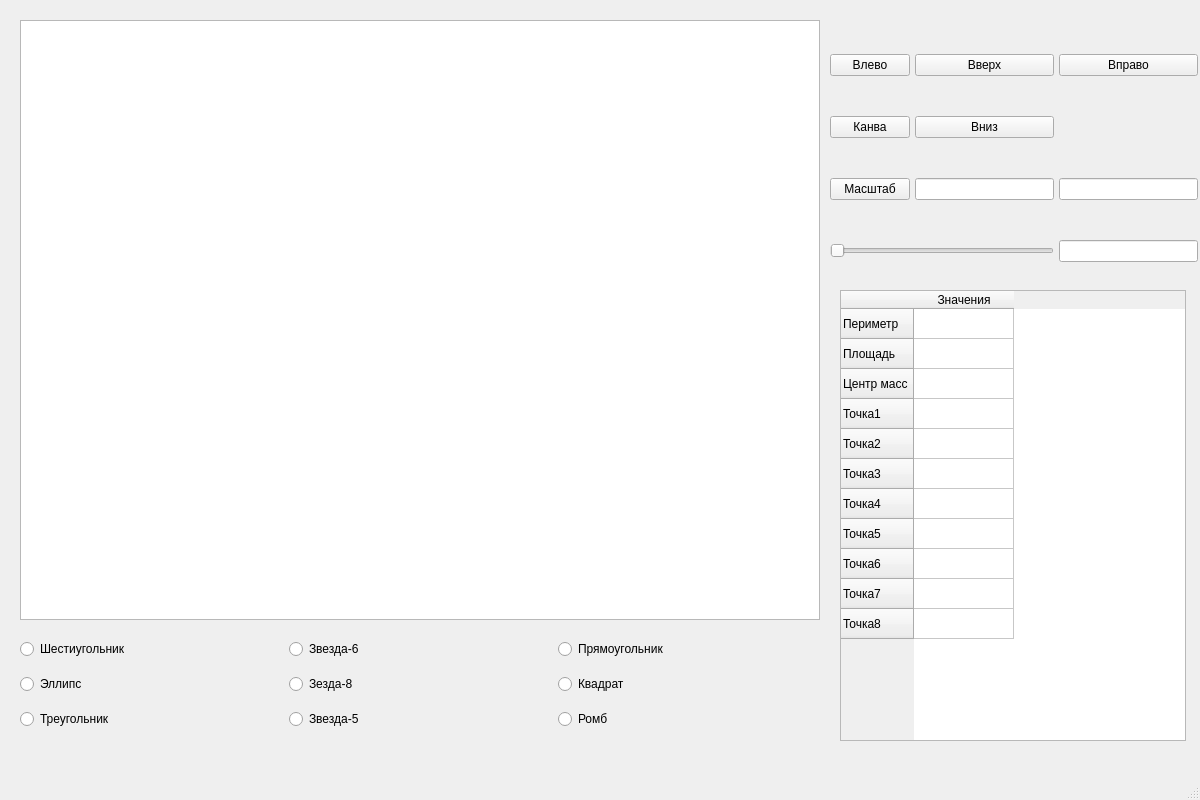
This is mainwindow.ui in keptyouwaitinghuh/Figures as Qt 5 draws it before an edit. The edited form follows.
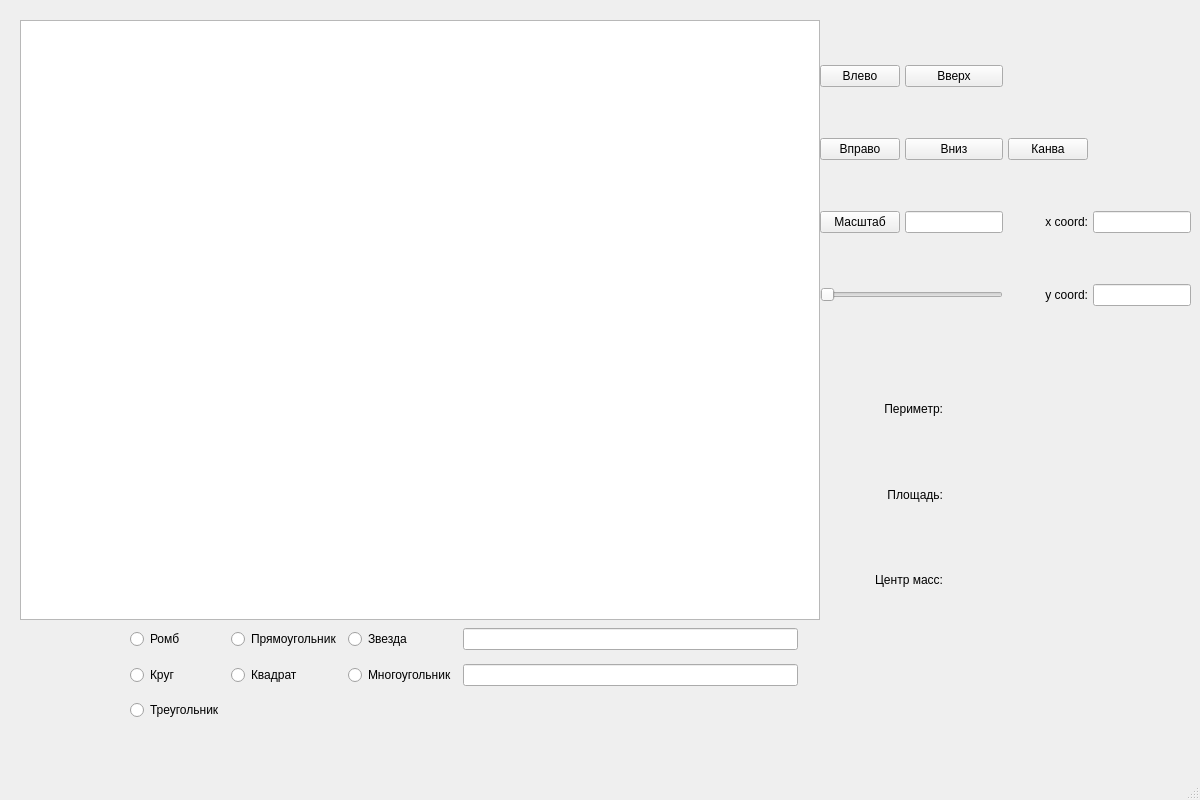
This is the edited form.

```diff
--- a/mainwindow.ui
+++ b/mainwindow.ui
@@ -27,111 +27,92 @@
    <widget class="QWidget" name="gridLayoutWidget">
     <property name="geometry">
      <rect>
-      <x>20</x>
-      <y>630</y>
-      <width>801</width>
+      <x>130</x>
+      <y>620</y>
+      <width>668</width>
       <height>111</height>
      </rect>
     </property>
     <layout class="QGridLayout" name="gridLayout">
+     <item row="0" column="2">
+      <widget class="QRadioButton" name="radioStar">
+       <property name="text">
+        <string>Звезда</string>
+       </property>
+      </widget>
+     </item>
      <item row="1" column="0">
       <widget class="QRadioButton" name="radioEllipse">
        <property name="text">
-        <string>Эллипс</string>
+        <string>Круг</string>
+       </property>
+      </widget>
+     </item>
+     <item row="2" column="0">
+      <widget class="QRadioButton" name="radioTriangle">
+       <property name="text">
+        <string>Треугольник</string>
+       </property>
+      </widget>
+     </item>
+     <item row="0" column="4">
+      <widget class="QLineEdit" name="lineStar"/>
+     </item>
+     <item row="0" column="1">
+      <widget class="QRadioButton" name="radioRect">
+       <property name="text">
+        <string>Прямоугольник</string>
        </property>
       </widget>
      </item>
      <item row="1" column="2">
+      <widget class="QRadioButton" name="radioPolygon">
+       <property name="text">
+        <string>Многоугольник</string>
+       </property>
+      </widget>
+     </item>
+     <item row="1" column="1">
       <widget class="QRadioButton" name="radioSquare">
        <property name="text">
         <string>Квадрат</string>
        </property>
       </widget>
      </item>
-     <item row="2" column="2">
+     <item row="1" column="4">
+      <widget class="QLineEdit" name="linePolygon"/>
+     </item>
+     <item row="0" column="0">
       <widget class="QRadioButton" name="radioRhomb">
        <property name="text">
         <string>Ромб</string>
        </property>
       </widget>
      </item>
-     <item row="0" column="2">
-      <widget class="QRadioButton" name="radioRect">
-       <property name="text">
-        <string>Прямоугольник</string>
-       </property>
-      </widget>
-     </item>
-     <item row="0" column="1">
-      <widget class="QRadioButton" name="radioStar6">
-       <property name="text">
-        <string>Звезда-6</string>
-       </property>
-      </widget>
-     </item>
-     <item row="1" column="1">
-      <widget class="QRadioButton" name="radioStar8">
-       <property name="text">
-        <string>Зезда-8</string>
-       </property>
-      </widget>
-     </item>
-     <item row="2" column="1">
-      <widget class="QRadioButton" name="radioStar5">
-       <property name="text">
-        <string>Звезда-5</string>
-       </property>
-      </widget>
-     </item>
-     <item row="2" column="0">
-      <widget class="QRadioButton" name="radioTriangle">
-       <property name="text">
-        <string>Треугольник</string>
-       </property>
-      </widget>
-     </item>
-     <item row="0" column="0">
-      <widget class="QRadioButton" name="radioHex">
-       <property name="text">
-        <string>Шестиугольник</string>
-       </property>
-      </widget>
-     </item>
     </layout>
    </widget>
    <widget class="QWidget" name="gridLayoutWidget_2">
     <property name="geometry">
      <rect>
-      <x>830</x>
+      <x>820</x>
       <y>20</y>
-      <width>368</width>
-      <height>278</height>
+      <width>371</width>
+      <height>331</height>
      </rect>
     </property>
     <layout class="QGridLayout" name="gridLayout_2">
      <property name="horizontalSpacing">
       <number>5</number>
      </property>
-     <item row="0" column="0">
-      <widget class="QPushButton" name="pushLeft">
+     <item row="1" column="2">
+      <widget class="QPushButton" name="pushCanvas">
        <property name="text">
-        <string>Влево</string>
+        <string>Канва</string>
        </property>
       </widget>
      </item>
-     <item row="0" column="2">
-      <widget class="QPushButton" name="pushRight">
-       <property name="text">
-        <string>Вправо</string>
-       </property>
-      </widget>
-     </item>
-     <item row="1" column="1">
-      <widget class="QPushButton" name="pushDown">
-       <property name="text">
-        <string>Вниз</string>
-       </property>
-      </widget>
+     <item row="3" column="3">
+      <widget class="QLineEdit" name="lineY"/>
      </item>
      <item row="0" column="1">
       <widget class="QPushButton" name="pushUp">
@@ -140,6 +121,23 @@
        </property>
       </widget>
      </item>
+     <item row="2" column="0">
+      <widget class="QPushButton" name="pushScale">
+       <property name="text">
+        <string>Масштаб</string>
+       </property>
+      </widget>
+     </item>
+     <item row="3" column="2">
+      <widget class="QLabel" name="label_2">
+       <property name="text">
+        <string>y coord:</string>
+       </property>
+       <property name="alignment">
+        <set>Qt::AlignRight|Qt::AlignTrailing|Qt::AlignVCenter</set>
+       </property>
+      </widget>
+     </item>
      <item row="3" column="0" colspan="2">
       <widget class="QSlider" name="horizontalSlider">
        <property name="whatsThis">
@@ -151,109 +149,115 @@
       </widget>
      </item>
      <item row="1" column="0">
-      <widget class="QPushButton" name="pushCanvas">
+      <widget class="QPushButton" name="pushRight">
        <property name="text">
-        <string>Канва</string>
+        <string>Вправо</string>
        </property>
       </widget>
      </item>
-     <item row="2" column="0">
-      <widget class="QPushButton" name="pushScale">
+     <item row="0" column="0">
+      <widget class="QPushButton" name="pushLeft">
        <property name="text">
-        <string>Масштаб</string>
+        <string>Влево</string>
        </property>
       </widget>
      </item>
      <item row="2" column="1">
       <widget class="QLineEdit" name="lineScale"/>
      </item>
-     <item row="2" column="2">
+     <item row="1" column="1">
+      <widget class="QPushButton" name="pushDown">
+       <property name="text">
+        <string>Вниз</string>
+       </property>
+      </widget>
+     </item>
+     <item row="2" column="3">
       <widget class="QLineEdit" name="lineX"/>
      </item>
-     <item row="3" column="2">
-      <widget class="QLineEdit" name="lineY"/>
+     <item row="2" column="2">
+      <widget class="QLabel" name="label">
+       <property name="text">
+        <string>x coord:</string>
+       </property>
+       <property name="alignment">
+        <set>Qt::AlignRight|Qt::AlignTrailing|Qt::AlignVCenter</set>
+       </property>
+      </widget>
      </item>
     </layout>
    </widget>
-   <widget class="QTableWidget" name="table">
+   <widget class="QWidget" name="gridLayoutWidget_3">
     <property name="geometry">
      <rect>
-      <x>840</x>
-      <y>290</y>
-      <width>346</width>
-      <height>451</height>
+      <x>820</x>
+      <y>369</y>
+      <width>251</width>
+      <height>251</height>
      </rect>
     </property>
-    <row>
-     <property name="text">
-      <string>Периметр</string>
-     </property>
-    </row>
-    <row>
-     <property name="text">
-      <string>Площадь</string>
-     </property>
-    </row>
-    <row>
-     <property name="text">
-      <string>Центр масс</string>
-     </property>
-    </row>
-    <row>
-     <property name="text">
-      <string>Точка1</string>
-     </property>
-    </row>
-    <row>
-     <property name="text">
-      <string>Точка2</string>
-     </property>
-    </row>
-    <row>
-     <property name="text">
-      <string>Точка3</string>
-     </property>
-    </row>
-    <row>
-     <property name="text">
-      <string>Точка4</string>
-     </property>
-    </row>
-    <row>
-     <property name="text">
-      <string>Точка5</string>
-     </property>
-    </row>
-    <row>
-     <property name="text">
-      <string>Точка6</string>
-     </property>
-    </row>
-    <row>
-     <property name="text">
-      <string>Точка7</string>
-     </property>
-    </row>
-    <row>
-     <property name="text">
-      <string>Точка8</string>
-     </property>
-    </row>
-    <column>
-     <property name="text">
-      <string>Значения</string>
-     </property>
-    </column>
-    <item row="0" column="0">
-     <property name="text">
-      <string/>
-     </property>
-     <property name="font">
-      <font>
-       <pointsize>4</pointsize>
-      </font>
-     </property>
-    </item>
+    <layout class="QGridLayout" name="gridLayout_3">
+     <item row="2" column="0">
+      <widget class="QLabel" name="label_5">
+       <property name="text">
+        <string>Центр масс:</string>
+       </property>
+       <property name="alignment">
+        <set>Qt::AlignRight|Qt::AlignTrailing|Qt::AlignVCenter</set>
+       </property>
+      </widget>
+     </item>
+     <item row="0" column="0">
+      <widget class="QLabel" name="label_4">
+       <property name="text">
+        <string>Периметр:</string>
+       </property>
+       <property name="alignment">
+        <set>Qt::AlignRight|Qt::AlignTrailing|Qt::AlignVCenter</set>
+       </property>
+      </widget>
+     </item>
+     <item row="1" column="0">
+      <widget class="QLabel" name="label_3">
+       <property name="text">
+        <string>Площадь:</string>
+       </property>
+       <property name="alignment">
+        <set>Qt::AlignRight|Qt::AlignTrailing|Qt::AlignVCenter</set>
+       </property>
+      </widget>
+     </item>
+     <item row="0" column="1">
+      <widget class="QLabel" name="labelPerimeter">
+       <property name="text">
+        <string/>
+       </property>
+       <property name="alignment">
+        <set>Qt::AlignCenter</set>
+       </property>
+      </widget>
+     </item>
+     <item row="1" column="1">
+      <widget class="QLabel" name="labelSquare">
+       <property name="text">
+        <string/>
+       </property>
+       <property name="alignment">
+        <set>Qt::AlignCenter</set>
+       </property>
+      </widget>
+     </item>
+     <item row="2" column="1">
+      <widget class="QLabel" name="labelMassCenter">
+       <property name="text">
+        <string/>
+       </property>
+       <property name="alignment">
+        <set>Qt::AlignCenter</set>
+       </property>
+      </widget>
+     </item>
+    </layout>
    </widget>
   </widget>
   <widget class="QMenuBar" name="menubar">
```
